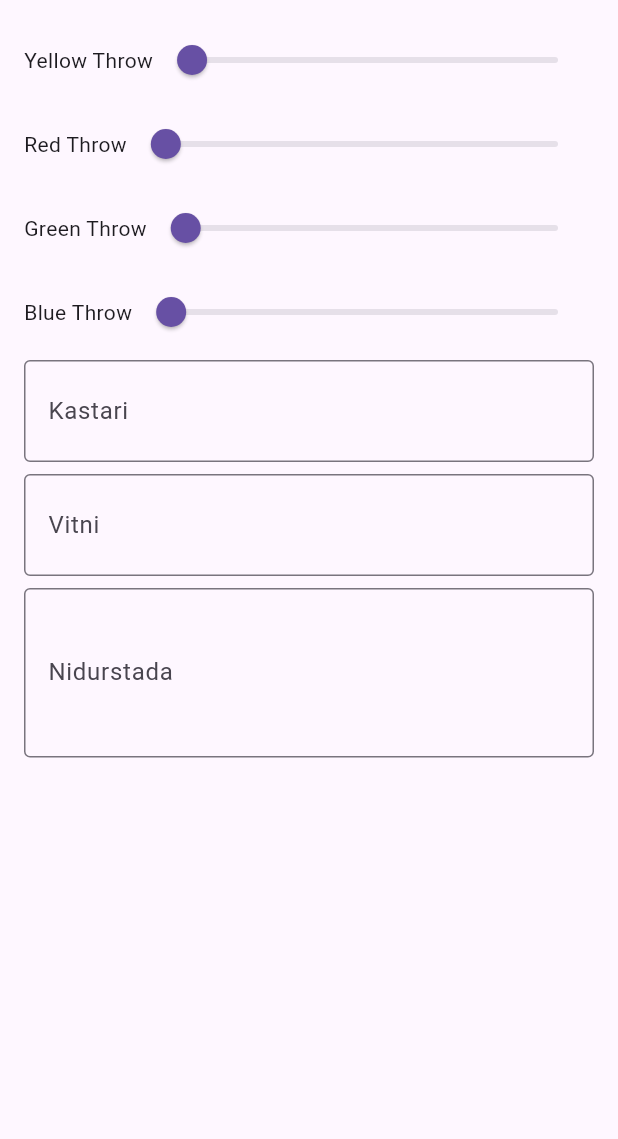
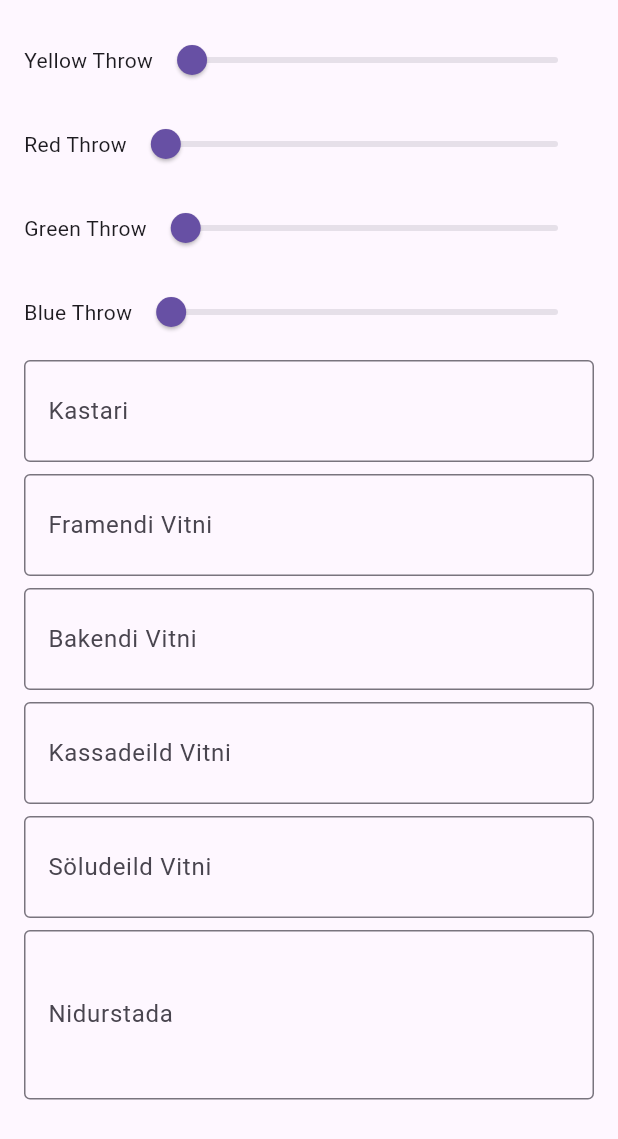
Before and after one commit to TomasGudna/lokaverkntv, a Flutter app: the LogFormWidget widget shown alone on an empty page, opened directly with empty values, on a phone screen of 412 x 824 dp. Shown: the top 1139 px of the screen. Run offline on Flutter 3.47's test engine with Material 3 defaults, Android fonts, the phone set to English and light mode, and no system bars; our stand-ins replace sqflite; accounts and stored records are empty.

Commit message:
vitni remove
vitni yfir í deildir

```diff
--- a/lib/logs/eldri_kost_form.dart
+++ b/lib/logs/eldri_kost_form.dart
@@ -6,14 +6,20 @@ class LogFormWidget extends StatelessWidget {
   final int? greenThrow;
   final int? blueThrow;
   final String? kastari;
-  final String? vitni;
+  final String? framendiVitni;
+  final String? bakendiVitni;
+  final String? kassadeildVitni;
+  final String? soludeildVitni;
   final String? nidurstada;
   final ValueChanged<int> onChangedYellowThrow;
   final ValueChanged<int> onChangedRedThrow;
   final ValueChanged<int?> onChangedGreenThrow;
   final ValueChanged<int?> onChangedBlueThrow;
   final ValueChanged<String> onChangedKastari;
-  final ValueChanged<String> onChangedVitni;
+  final ValueChanged<String> onChangedFramendiVitni;
+  final ValueChanged<String> onChangedBakendiVitni;
+  final ValueChanged<String> onChangedKassadeildVitni;
+  final ValueChanged<String> onChangedSoludeildVitni;
   final ValueChanged<String> onChangedNidurstada;
 
   const LogFormWidget({
@@ -23,14 +29,20 @@ class LogFormWidget extends StatelessWidget {
     this.greenThrow,
     this.blueThrow,
     this.kastari = '',
-    this.vitni = '',
+    this.framendiVitni,
+    this.bakendiVitni,
+    this.kassadeildVitni,
+    this.soludeildVitni,
     this.nidurstada = '',
     required this.onChangedYellowThrow,
     required this.onChangedRedThrow,
     required this.onChangedGreenThrow,
     required this.onChangedBlueThrow,
     required this.onChangedKastari,
-    required this.onChangedVitni,
+    required this.onChangedFramendiVitni,
+    required this.onChangedBakendiVitni,
+    required this.onChangedKassadeildVitni,
+    required this.onChangedSoludeildVitni,
     required this.onChangedNidurstada,
   }) : super(key: key);
 
@@ -51,7 +63,13 @@ class LogFormWidget extends StatelessWidget {
           const SizedBox(height: 8),
           buildKastariField(),
           const SizedBox(height: 8),
-          buildVitniField(),
+          buildFramendiVitniField(),
+          const SizedBox(height: 8),
+          buildBakendiVitniField(),
+          const SizedBox(height: 8),
+          buildKassadeildVitniField(),
+          const SizedBox(height: 8),
+          buildSoludeildVitniField(),
           const SizedBox(height: 8),
           buildNidurstadaField(),
           const SizedBox(height: 16),
@@ -109,9 +127,9 @@ class LogFormWidget extends StatelessWidget {
     onChanged: onChangedKastari,
   );
 
-  Widget buildVitniField() => TextFormField(
+  Widget buildFramendiVitniField() => TextFormField(
     maxLines: 1,
-    initialValue: vitni,
+    initialValue: framendiVitni,
     style: const TextStyle(
       color: Colors.black87,
       fontWeight: FontWeight.bold,
@@ -119,11 +137,54 @@ class LogFormWidget extends StatelessWidget {
     ),
     decoration: const InputDecoration(
       border: OutlineInputBorder(),
-      labelText: 'Vitni',
+      labelText: 'Framendi Vitni',
     ),
-    validator: (value) =>
-    value != null && value.isEmpty ? 'Vantar að velja vitni' : null,
-    onChanged: onChangedVitni,
+    onChanged: onChangedFramendiVitni,
+  );
+
+  Widget buildBakendiVitniField() => TextFormField(
+    maxLines: 1,
+    initialValue: bakendiVitni,
+    style: const TextStyle(
+      color: Colors.black87,
+      fontWeight: FontWeight.bold,
+      fontSize: 24,
+    ),
+    decoration: const InputDecoration(
+      border: OutlineInputBorder(),
+      labelText: 'Bakendi Vitni',
+    ),
+    onChanged: onChangedBakendiVitni,
+  );
+
+  Widget buildKassadeildVitniField() => TextFormField(
+    maxLines: 1,
+    initialValue: kassadeildVitni,
+    style: const TextStyle(
+      color: Colors.black87,
+      fontWeight: FontWeight.bold,
+      fontSize: 24,
+    ),
+    decoration: const InputDecoration(
+      border: OutlineInputBorder(),
+      labelText: 'Kassadeild Vitni',
+    ),
+    onChanged: onChangedKassadeildVitni,
+  );
+
+  Widget buildSoludeildVitniField() => TextFormField(
+    maxLines: 1,
+    initialValue: soludeildVitni,
+    style: const TextStyle(
+      color: Colors.black87,
+      fontWeight: FontWeight.bold,
+      fontSize: 24,
+    ),
+    decoration: const InputDecoration(
+      border: OutlineInputBorder(),
+      labelText: 'Söludeild Vitni',
+    ),
+    onChanged: onChangedSoludeildVitni,
   );
 
   Widget buildNidurstadaField() => TextFormField(
--- a/lib/save_container/container.dart
+++ b/lib/save_container/container.dart
@@ -55,7 +55,7 @@ class _SaveState extends State<Save> {
     return SingleChildScrollView(
       child: Column(
         children: [
-          DiceRoller(updateParentState: updateDiceState),
+          DiceRoller(updateParentState: (DiceRollerObject ) {  },),
           Vitni(updateParentState: updateVitniState),
         ],
       ),
--- a/lib/throwing/dice_roller.dart
+++ b/lib/throwing/dice_roller.dart
@@ -20,11 +20,9 @@ class DiceRoller extends StatefulWidget {
 class _DiceRollerState extends State<DiceRoller> {
   DiceRollerObject? diceRollerObject;
 
+
   void rollDice() {
     setState(() {
-      diceRollerObject?.nidurstada = DiceLogic.nidurstodur(diceRollerObject?.yellowDiceRoll ?? 0, diceRollerObject?.redDiceRoll ?? 0);
-      //Hvað er ég að pæla með þennan one liner??
-      //mögulega update í framtíðinni...
       if ((diceRollerObject?.yellowDiceRoll ?? 0) + (diceRollerObject?.redDiceRoll ?? 0) == 2 ||
           (diceRollerObject?.yellowDiceRoll ?? 0) + (diceRollerObject?.redDiceRoll ?? 0) == 12) {
         diceRollerObject?.greendice = randomizer.nextInt(6) + 1;
```
Also changed, not shown: lib/logs/eldri_kost_edit.dart (+21 -7 lines), lib/logs/eldri_kost_skodun.dart (+25 -1 lines).
